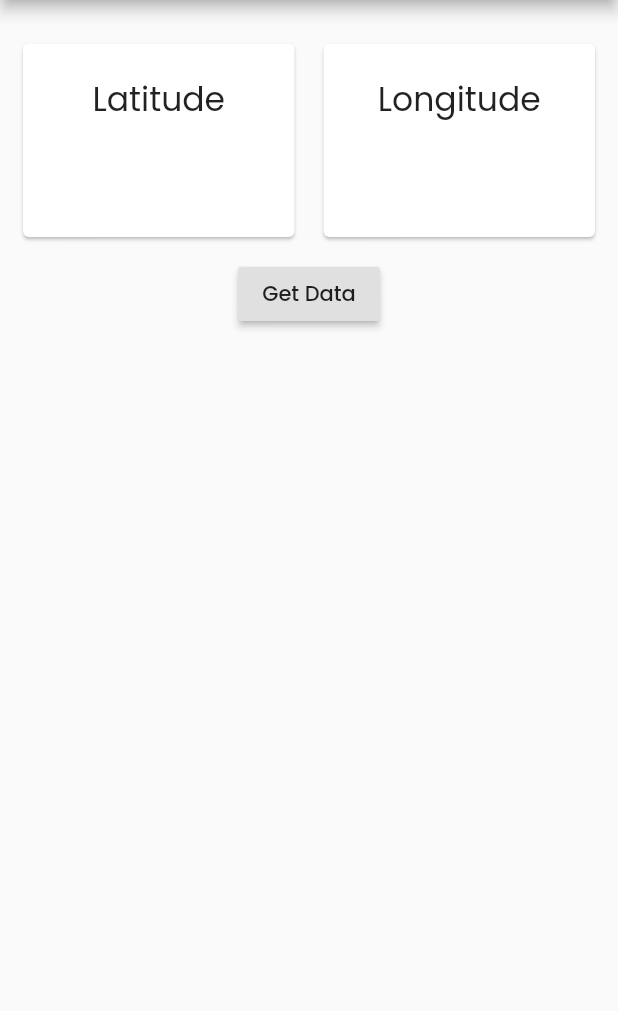
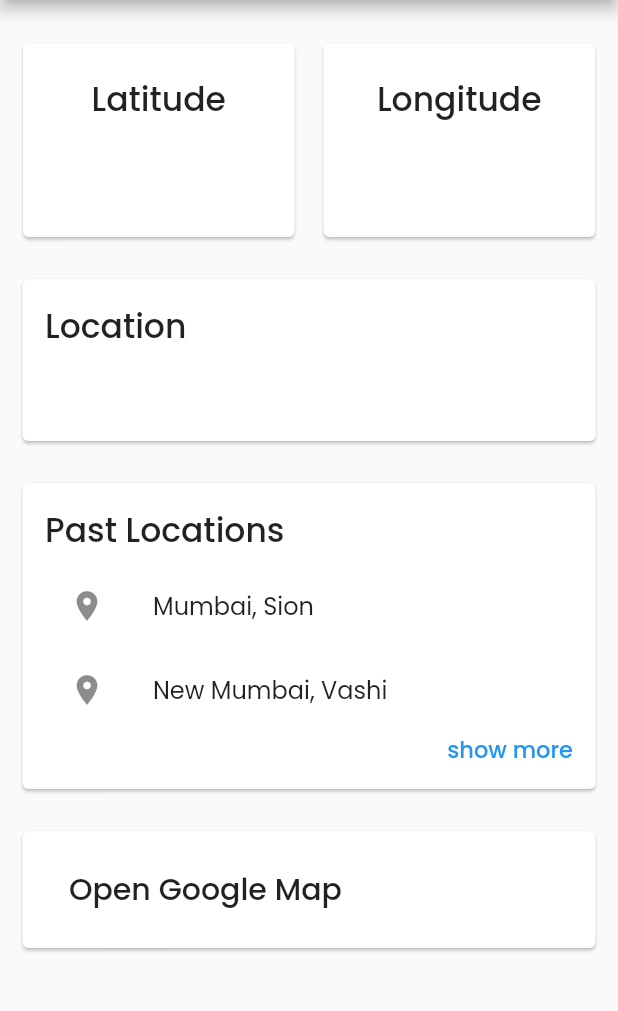
Before and after one commit to prashantchanne12/Vehicle-Tracking-System, a Flutter app: the screen it shows after launch, on a phone screen of 412 x 824 dp, the part 84-1095 px from its top. Run offline on Flutter 3.47's test engine with Material 2 defaults, Android fonts, the phone set to English and light mode, and no system bars; our stand-ins replace firebase_database; missing offline and left inert: geocoder, maps_launcher; accounts and stored records are empty.

Commit message:
getting location and gmaps

```diff
--- a/lib/main.dart
+++ b/lib/main.dart
@@ -1,5 +1,7 @@
 import 'package:flutter/material.dart';
 import 'package:firebase_database/firebase_database.dart';
+import 'package:geocoder/geocoder.dart';
+import 'package:maps_launcher/maps_launcher.dart';
 
 final databaseReference = FirebaseDatabase.instance.reference();
 
@@ -32,6 +34,7 @@ class MyHomePage extends StatefulWidget {
 class _MyHomePageState extends State<MyHomePage> {
   var latitude = '';
   var longitude = '';
+  var location = '';
 
   @override
   void initState() {
@@ -40,11 +43,20 @@ class _MyHomePageState extends State<MyHomePage> {
   }
 
   void getData() {
-    databaseReference.once().then((DataSnapshot snapshot) {
-      print('Data : ${snapshot.value}');
+    databaseReference.once().then((DataSnapshot snapshot) async {
+      var lat = '${snapshot.value['latitude']}';
+      var long = '${snapshot.value['longitude']}';
+      final coordinates =
+          new Coordinates(double.parse(lat), double.parse(long));
+      var addresses =
+          await Geocoder.local.findAddressesFromCoordinates(coordinates);
+      var first = addresses.first;
+      var loc = '${first.locality}, ${first.subLocality}';
+
       setState(() {
-        latitude = '${snapshot.value['latitude']}';
-        longitude = '${snapshot.value['longitude']}';
+        latitude = lat;
+        longitude = long;
+        location = loc;
       });
     });
   }
@@ -56,7 +68,9 @@ class _MyHomePageState extends State<MyHomePage> {
           title: Text('Vehicle Tracking System'),
           centerTitle: true,
         ),
-      body: Container(
+        body: ListView(
+          children: [
+            Container(
               child: Column(
                 children: [
                   SizedBox(
@@ -78,6 +92,7 @@ class _MyHomePageState extends State<MyHomePage> {
                                 'Latitude',
                                 style: TextStyle(
                                   fontSize: 22.0,
+                                  fontWeight: FontWeight.w500,
                                 ),
                               ),
                               SizedBox(height: 15.0),
@@ -104,6 +119,7 @@ class _MyHomePageState extends State<MyHomePage> {
                                 'Longitude',
                                 style: TextStyle(
                                   fontSize: 22.0,
+                                  fontWeight: FontWeight.w500,
                                 ),
                               ),
                               SizedBox(height: 15.0),
@@ -119,16 +135,120 @@ class _MyHomePageState extends State<MyHomePage> {
                       ),
                     ],
                   ),
-            SizedBox(height: 10.0),
-            RaisedButton(
-              child: Text('Get Data'),
-              onPressed: () {
-                getData();
-              },
+                  SizedBox(height: 20.0),
+                  Card(
+                    child: Container(
+                      alignment: Alignment.centerLeft,
+                      width: MediaQuery.of(context).size.width - 30,
+                      child: Padding(
+                        padding: const EdgeInsets.all(15.0),
+                        child: Column(
+                          crossAxisAlignment: CrossAxisAlignment.start,
+                          children: [
+                            Container(
+                              child: Text(
+                                'Location',
+                                style: TextStyle(
+                                  fontSize: 22.0,
+                                  fontWeight: FontWeight.w500,
+                                ),
+                              ),
+                            ),
+                            SizedBox(height: 6.0),
+                            Container(
+                              child: Text(
+                                location,
+                                style: TextStyle(
+                                  fontSize: 26.0,
+                                ),
+                              ),
+                            ),
+                          ],
+                        ),
+                      ),
+                    ),
+                  ),
+                  SizedBox(height: 20.0),
+                  Card(
+                    child: Container(
+                      alignment: Alignment.centerLeft,
+                      width: MediaQuery.of(context).size.width - 30,
+                      child: Padding(
+                        padding: const EdgeInsets.all(15.0),
+                        child: Column(
+                          crossAxisAlignment: CrossAxisAlignment.start,
+                          children: [
+                            Container(
+                              child: Text(
+                                'Past Locations',
+                                style: TextStyle(
+                                  fontSize: 22.0,
+                                  fontWeight: FontWeight.w500,
+                                ),
+                              ),
+                            ),
+                            SizedBox(height: 6.0),
+                            ListTile(
+                              title: Text('Mumbai, Sion'),
+                              leading: Icon(Icons.location_on),
+                            ),
+                            ListTile(
+                              title: Text('New Mumbai, Vashi'),
+                              leading: Icon(Icons.location_on),
+                            ),
+                            Container(
+                              alignment: Alignment.bottomRight,
+                              child: Text(
+                                'show more',
+                                textAlign: TextAlign.right,
+                                style: TextStyle(
+                                  color: Colors.blue,
+                                  fontSize: 15.0,
+                                  fontWeight: FontWeight.w500,
+                                ),
+                              ),
                             )
                           ],
                         ),
                       ),
-    );
+                    ),
+                  ),
+                  SizedBox(height: 20.0),
+                  Card(
+                    child: Container(
+                      alignment: Alignment.centerLeft,
+                      width: MediaQuery.of(context).size.width - 30,
+                      child: Padding(
+                        padding: const EdgeInsets.all(15.0),
+                        child: Column(
+                          crossAxisAlignment: CrossAxisAlignment.start,
+                          children: [
+                            FlatButton(
+                              onPressed: () => {
+                                MapsLauncher.launchCoordinates(
+                                    double.parse(latitude),
+                                    double.parse(longitude))
+                              },
+                              child: Container(
+                                child: Text(
+                                  'Open Google Map',
+                                  textAlign: TextAlign.center,
+                                  style: TextStyle(
+                                    fontSize: 20.0,
+                                    fontWeight: FontWeight.w500,
+                                  ),
+                                ),
+                              ),
+                            ),
+                          ],
+                        ),
+                      ),
+                    ),
+                  ),
+                ],
+              ),
+            ),
+          ],
+        ));
   }
 }
--- a/pubspec.yaml
+++ b/pubspec.yaml
@@ -30,6 +30,8 @@ dependencies:
   cupertino_icons: ^0.1.3
   firebase_database:
   firebase_core:
+  geocoder:
+  maps_launcher:
 
 
 dev_dependencies:
```
Also changed, not shown: pubspec.lock. Lines whose indentation alone changed are shown as unchanged.
